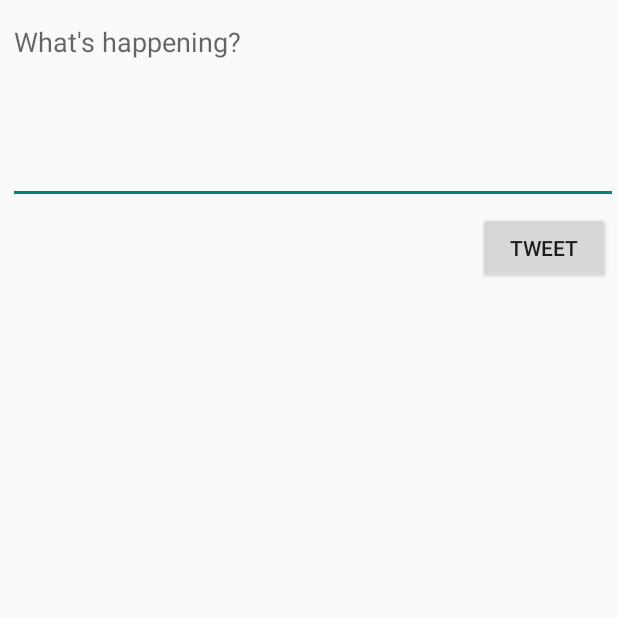
After one commit to kathlynk/project-2-twitter, an Android app: the ComposeActivity screen opened directly, with no data from a screen before it, on a phone screen of 412 x 824 dp, the top half of it. The commit adds this screen. Run offline under Robolectric (Android 15) with nearby library versions, the phone set to English and light mode, and no system bars; our stand-ins replace Room's generated code; libraries missing offline, so code that uses them is left out: com.codepath.asynchttpclient, com.facebook.stetho, org.parceler; 1 statement that could not run was skipped.

Commit message:
Added compose activity with button based on CodePath guide

```diff
--- /dev/null
+++ b/app/src/main/java/com/codepath/apps/restclienttemplate/ComposeActivity.java
@@ -0,0 +1,83 @@
+package com.codepath.apps.restclienttemplate;
+
+import androidx.appcompat.app.AppCompatActivity;
+import okhttp3.Headers;
+
+import android.content.Intent;
+import android.os.Bundle;
+import android.util.Log;
+import android.view.View;
+import android.widget.Button;
+import android.widget.EditText;
+import android.widget.Toast;
+
+import com.codepath.apps.restclienttemplate.models.Tweet;
+import com.codepath.asynchttpclient.callback.JsonHttpResponseHandler;
+
+import org.json.JSONException;
+import org.parceler.Parcels;
+
+public class ComposeActivity extends AppCompatActivity {
+
+    public static final String TAG="ComposeActivity";
+    public static final int MAX_TWEET_LENGTH = 280;
+
+    EditText etCompose;
+    Button btnTweet;
+
+    TwitterClient client;
+
+    @Override
+    protected void onCreate(Bundle savedInstanceState) {
+        super.onCreate(savedInstanceState);
+        setContentView(R.layout.activity_compose);
+
+        client = TwitterApp.getRestClient(this);
+
+        etCompose = findViewById(R.id.etCompose);
+        btnTweet = findViewById(R.id.btnTweet);
+
+        // Set a click listener on button
+        btnTweet.setOnClickListener(new View.OnClickListener() {
+            @Override
+            public void onClick(View v) {
+                String tweetContent = etCompose.getText().toString();
+                if (tweetContent.isEmpty()) {
+                    Toast.makeText(ComposeActivity.this, "Sorry your tweet cannot be empty", Toast.LENGTH_LONG).show();
+                    return;
+                }
+                if (tweetContent.length() > MAX_TWEET_LENGTH) {
+                    Toast.makeText(ComposeActivity.this, "Sorry, your tweet is too long", Toast.LENGTH_LONG).show();
+                    return;
+                }
+                Toast.makeText(ComposeActivity.this, tweetContent, Toast.LENGTH_LONG).show();
+                // Make an API call to Twitter to publish the tweet
+                client.publishTweet(tweetContent, new JsonHttpResponseHandler() {
+                    @Override
+                    public void onSuccess(int statusCode, Headers headers, JSON json) {
+                        Log.i(TAG, "onSuccess to publish tweet");
+                        try {
+                            Tweet tweet = Tweet.fromJson(json.jsonObject);
+                            Log.i(TAG, "Published tweet says: " + tweet.body);
+                            Intent intent = new Intent();
+                            intent.putExtra("tweet", Parcels.wrap(tweet));
+                            // set result code and bundle data for response
+                            setResult(RESULT_OK, intent);
+                            // Closes the activity, pass data to parent
+                            finish();
+
+                        } catch (JSONException e) {
+                            e.printStackTrace();
+                        }
+                    }
+
+                    @Override
+                    public void onFailure(int statusCode, Headers headers, String response, Throwable throwable) {
+                        Log.e(TAG, "onFailure to publish tweet", throwable);
+                    }
+                });
+            }
+        });
+
+    }
+}
--- /dev/null
+++ b/app/src/main/res/layout/activity_compose.xml
@@ -0,0 +1,34 @@
+<?xml version="1.0" encoding="utf-8"?>
+<RelativeLayout
+    xmlns:android="http://schemas.android.com/apk/res/android"
+    xmlns:app="http://schemas.android.com/apk/res-auto"
+    xmlns:tools="http://schemas.android.com/tools"
+    android:layout_width="match_parent"
+    android:layout_height="match_parent"
+    tools:context=".ComposeActivity">
+
+    <EditText
+        android:id="@+id/etCompose"
+        android:layout_width="match_parent"
+        android:layout_height="wrap_content"
+        android:layout_alignParentStart="true"
+        android:layout_alignParentTop="true"
+        android:layout_marginStart="5dp"
+        android:layout_marginTop="5dp"
+        android:ems="10"
+        android:gravity="start|top"
+        android:hint="What's happening?"
+        android:inputType="textMultiLine"
+        android:minLines="5" />
+
+    <Button
+        android:id="@+id/btnTweet"
+        android:layout_width="wrap_content"
+        android:layout_height="wrap_content"
+        android:layout_below="@+id/etCompose"
+        android:layout_alignParentStart="false"
+        android:layout_alignParentEnd="true"
+        android:layout_marginTop="5dp"
+        android:layout_marginEnd="5dp"
+        android:text="@string/tweet" />
+</RelativeLayout>
--- a/app/src/main/res/values/strings.xml
+++ b/app/src/main/res/values/strings.xml
@@ -5,5 +5,6 @@
     <string name="login_label">Log in</string>
     <string name="intent_scheme">oauth</string>
     <string name="intent_host">cprest</string>
+    <string name="tweet">Tweet</string>
 
 </resources>
```
Also changed, not shown: app/src/main/AndroidManifest.xml (+4 -3 lines), app/src/main/java/com/codepath/apps/restclienttemplate/TimelineActivity.java (+33 -0 lines), app/src/main/java/com/codepath/apps/restclienttemplate/TwitterClient.java (+8 -0 lines), app/src/main/res/menu/menu_main.xml (+7 -3 lines).
